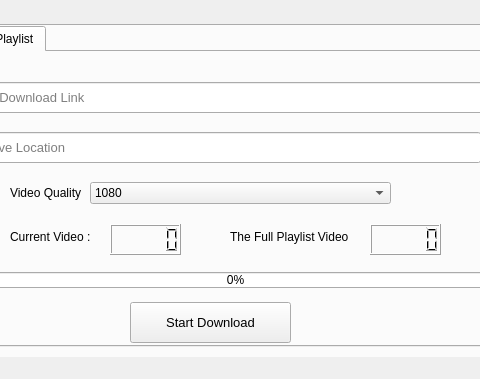
Above: main.ui from gautamsood15/download_manager before the change; both pictures show x 124 to 604 and y 0 to 379 of the 750 by 379 pixel window. Below: the same form after it.
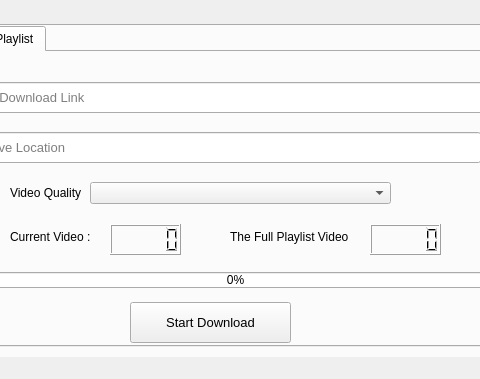
That is the form after the change. Icons and pictures are not drawn.

Commit message: Adding file path browser + progress bar + current video fixed

The edit to the form file:
```diff
--- a/main.ui
+++ b/main.ui
@@ -409,6 +409,11 @@
           <height>22</height>
          </rect>
         </property>
+        <item>
+         <property name="text">
+          <string/>
+         </property>
+        </item>
         <item>
          <property name="text">
           <string>1080</string>
```
Left out of the diff: 13 changed lines with no effect on the pictures. The commit also changes 1 other file.
